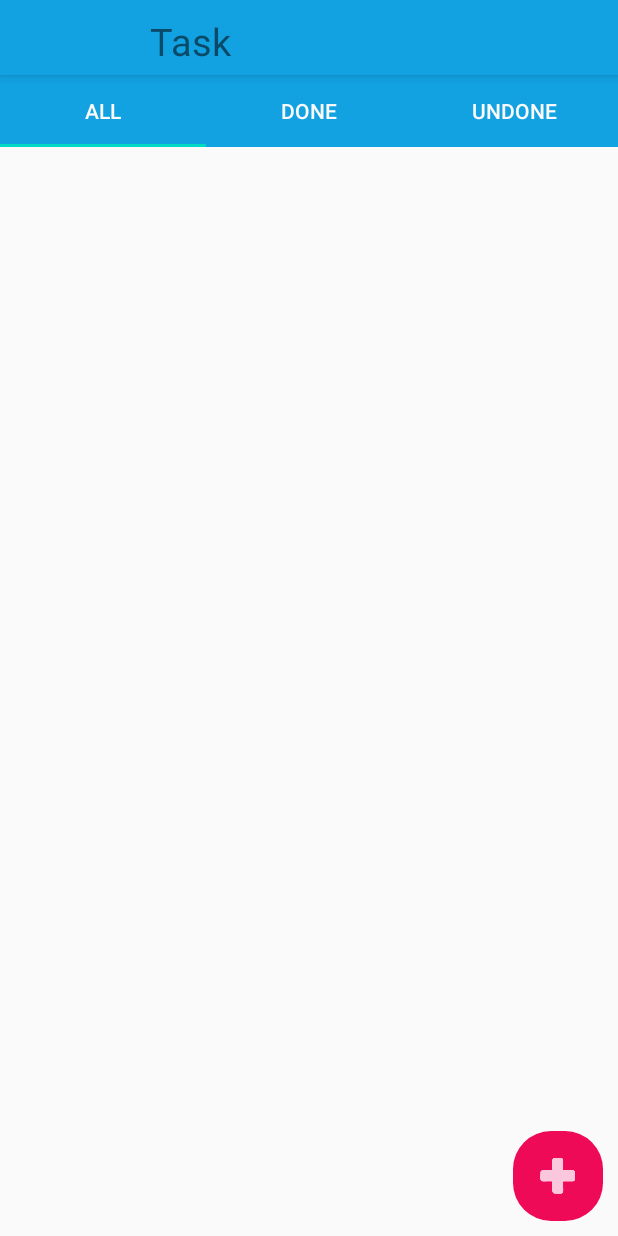
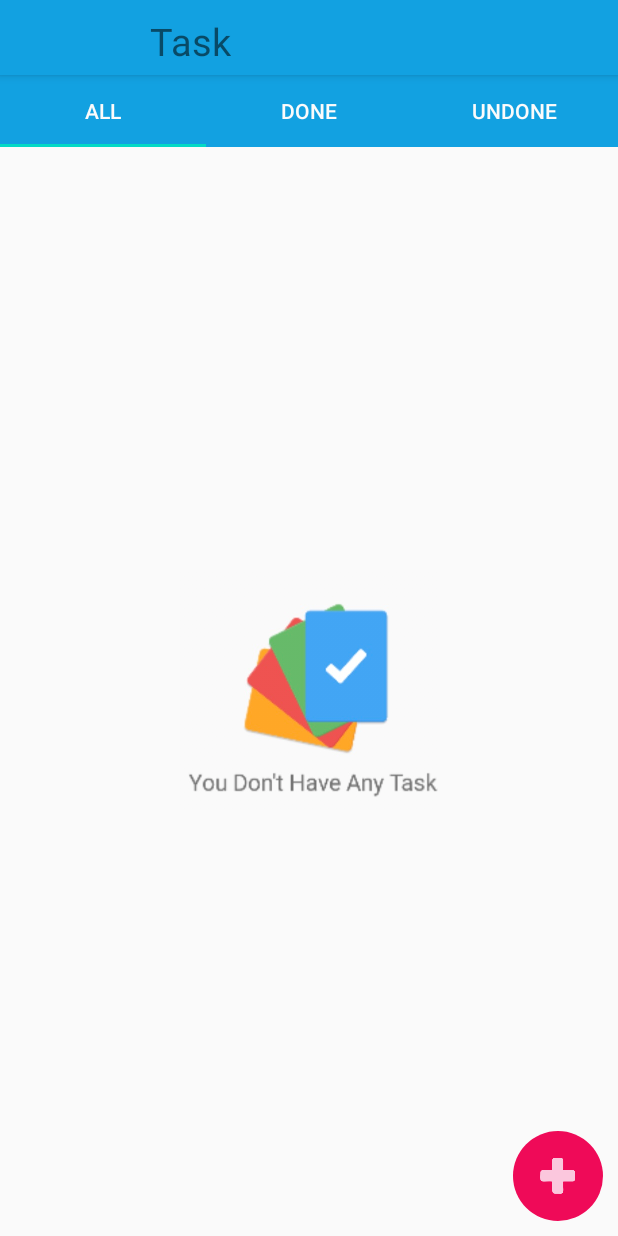
Before and after one commit to hosseinkasiri/Task-Repository, an Android app: the screen it shows after launch (MainActivity), on a phone screen of 412 x 824 dp. Run offline under Robolectric (Android 15) with nearby library versions, the phone set to English and light mode, and no system bars.

Commit message:
Add newInstance for frg and add ImageView

```diff
--- a/app/src/main/java/com/example/task/AllFragment.java
+++ b/app/src/main/java/com/example/task/AllFragment.java
@@ -7,6 +7,8 @@ import androidx.fragment.app.Fragment;
 import android.view.LayoutInflater;
 import android.view.View;
 import android.view.ViewGroup;
+import android.widget.ImageButton;
+import android.widget.ImageView;
 
 
 /**
@@ -14,8 +16,20 @@ import android.view.ViewGroup;
  */
 public class AllFragment extends Fragment {
 
+    private ImageButton mAddButton;
+    private ImageView mImageView;
+
     public AllFragment() {
         // Required empty public constructor
+    }
+
+    public static AllFragment newInstance() {
+
+        Bundle args = new Bundle();
+
+        AllFragment fragment = new AllFragment();
+        fragment.setArguments(args);
+        return fragment;
     }
 
 
@@ -25,6 +39,9 @@ public class AllFragment extends Fragment {
 
         View view = inflater.inflate(R.layout.fragment_all, container, false);
 
+        mImageView = view.findViewById(R.id.imageView);
+        mAddButton = view.findViewById(R.id.add_button);
+
         return view;
     }
 }
--- a/app/src/main/java/com/example/task/DoneFragment.java
+++ b/app/src/main/java/com/example/task/DoneFragment.java
@@ -18,6 +18,15 @@ public class DoneFragment extends Fragment {
         // Required empty public constructor
     }
 
+    public static DoneFragment newInstance() {
+
+        Bundle args = new Bundle();
+
+        DoneFragment fragment = new DoneFragment();
+        fragment.setArguments(args);
+        return fragment;
+    }
+
 
     @Override
     public View onCreateView(LayoutInflater inflater, ViewGroup container,
--- a/app/src/main/java/com/example/task/MainActivity.java
+++ b/app/src/main/java/com/example/task/MainActivity.java
@@ -27,9 +27,9 @@ public class MainActivity extends AppCompatActivity {
 
         ViewPagerAdapter adapter = new ViewPagerAdapter(getSupportFragmentManager());
 
-        adapter.addFragment(new AllFragment() , "All");
-        adapter.addFragment(new DoneFragment() , "Done");
-        adapter.addFragment(new UnDoneFragment() , "UnDone");
+        adapter.addFragment(AllFragment.newInstance() , "All");
+        adapter.addFragment(DoneFragment.newInstance() , "Done");
+        adapter.addFragment(UnDoneFragment.newInstance() , "UnDone");
 
         mViewPager.setAdapter(adapter);
         mTabLayout.setupWithViewPager(mViewPager);
--- a/app/src/main/java/com/example/task/UnDoneFragment.java
+++ b/app/src/main/java/com/example/task/UnDoneFragment.java
@@ -18,6 +18,15 @@ public class UnDoneFragment extends Fragment {
         // Required empty public constructor
     }
 
+    public static UnDoneFragment newInstance() {
+
+        Bundle args = new Bundle();
+
+        UnDoneFragment fragment = new UnDoneFragment();
+        fragment.setArguments(args);
+        return fragment;
+    }
+
 
     @Override
     public View onCreateView(LayoutInflater inflater, ViewGroup container,
--- a/app/src/main/res/drawable/circle_button.xml
+++ b/app/src/main/res/drawable/circle_button.xml
@@ -9,7 +9,7 @@
         android:color="@color/positiveButtonColor"/>
 
     <corners
-        android:radius="25dp"/>
+        android:radius="40dp"/>
 
 
 
--- a/app/src/main/res/layout/fragment_all.xml
+++ b/app/src/main/res/layout/fragment_all.xml
@@ -7,6 +7,7 @@
     tools:context=".AllFragment">
 
     <ImageButton
+        android:id="@+id/add_button"
         android:layout_width="60dp"
         android:layout_height="60dp"
         android:src="@drawable/ic_action_positive"
@@ -14,8 +15,12 @@
         android:layout_gravity="bottom|right"
         android:layout_margin="10dp"/>
 
-
-
+    <ImageView
+        android:id="@+id/imageView"
+        android:layout_width="wrap_content"
+        android:layout_height="wrap_content"
+        android:src="@drawable/image_do_not_task"
+        android:layout_gravity="center"/>
 
 
 </FrameLayout>
```
Also changed, not shown: app/src/main/res/drawable-xxhdpi/image_do_not_task.jpg (added).
